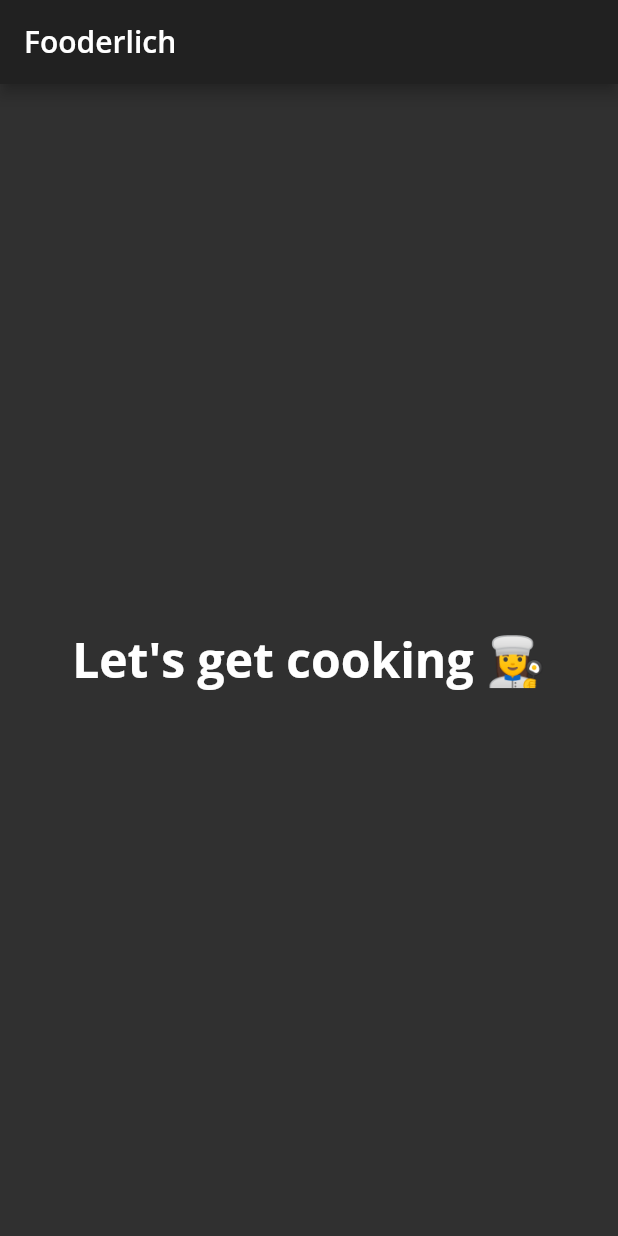
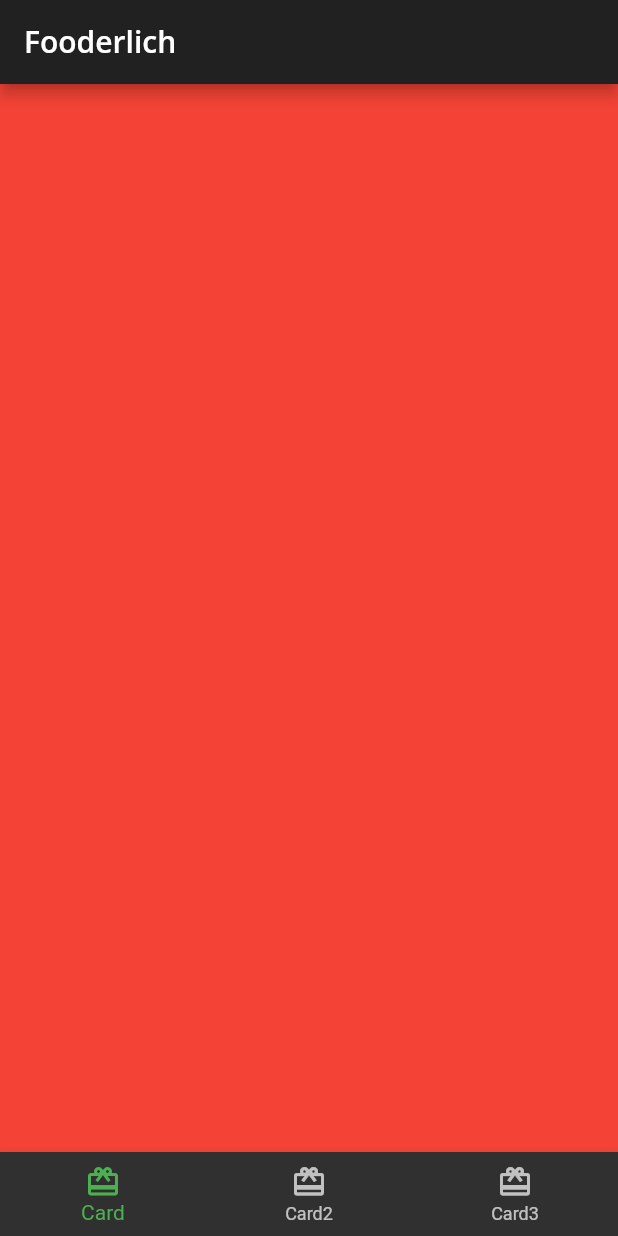
Before and after one commit to agentblythe/rw_fooderlich, a Flutter app: the screen it shows after launch, on a phone screen of 412 x 824 dp. Run offline on Flutter 3.47's test engine with Material 2 defaults, Android fonts, the phone set to English and light mode, and no system bars; our stand-ins replace google_fonts.

Commit message:
Create Tabs

```diff
--- a/lib/home.dart
+++ b/lib/home.dart
@@ -8,6 +8,23 @@
 }
 
 class _HomeState extends State<Home> {
+  int _selectedIndex = 0;
+
+  List<Widget> pages = <Widget>[
+    // TODO: Replace with Card1
+    Container(color: Colors.red),
+    // TODO: Replace with Card2
+    Container(color: Colors.green),
+    // TODO: Replace with Card3
+    Container(color: Colors.blue)
+  ];
+
+  void _onItemTapped(int index) {
+    setState(() {
+      _selectedIndex = index;
+    });
+  }
+
   @override
   Widget build(BuildContext context) {
     return Scaffold(
@@ -17,14 +34,26 @@
           style: Theme.of(context).textTheme.headline6,
         ),
       ),
-      // TODO: Show selected tab
-      body: Center(
-        child: Text(
-          'Let\'s get cooking 👩‍🍳',
-          style: Theme.of(context).textTheme.headline1,
-        ),
+      body: pages[_selectedIndex],
+      bottomNavigationBar: BottomNavigationBar(
+        selectedItemColor: Theme.of(context).textSelectionTheme.selectionColor,
+        currentIndex: _selectedIndex,
+        onTap: _onItemTapped,
+        items: const <BottomNavigationBarItem>[
+          BottomNavigationBarItem(
+            icon: Icon(Icons.card_giftcard),
+            label: 'Card',
+          ),
+          BottomNavigationBarItem(
+            icon: Icon(Icons.card_giftcard),
+            label: 'Card2',
+          ),
+          BottomNavigationBarItem(
+            icon: Icon(Icons.card_giftcard),
+            label: 'Card3',
+          ),
+        ],
       ),
-      // TODO: Add bottom navigation bar
     );
   }
 }
```
